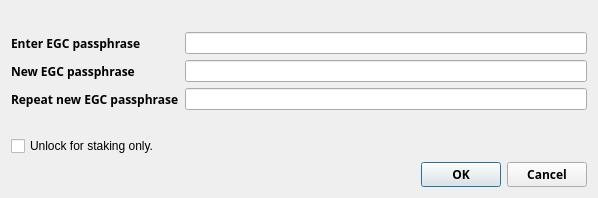
The window that src/qt/forms/askpassphrasedialog.ui (EverGreenCoinDev/EverGreenCoin) describes before a commit, drawn with Qt 5.
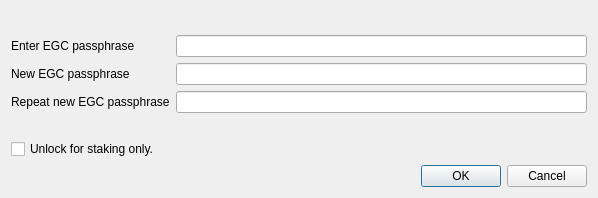
The same window after the commit.

Commit message: Remove typola

Diff of the .ui file:
```diff
--- a/src/qt/forms/askpassphrasedialog.ui
+++ b/src/qt/forms/askpassphrasedialog.ui
@@ -57,9 +57,8 @@
       <widget class="QLabel" name="passLabel2">
        <property name="font">
         <font>
-         <family>Typola</family>
-         <weight>75</weight>
-         <bold>true</bold>
+         <weight>50</weight>
+         <bold>false</bold>
          <stylestrategy>PreferAntialias</stylestrategy>
         </font>
        </property>
@@ -84,9 +83,8 @@
       <widget class="QLabel" name="passLabel3">
        <property name="font">
         <font>
-         <family>Typola</family>
-         <weight>75</weight>
-         <bold>true</bold>
+         <weight>50</weight>
+         <bold>false</bold>
          <stylestrategy>PreferAntialias</stylestrategy>
         </font>
        </property>
@@ -128,9 +126,8 @@
       <widget class="QLabel" name="passLabel1">
        <property name="font">
         <font>
-         <family>Typola</family>
-         <weight>75</weight>
-         <bold>true</bold>
+         <weight>50</weight>
+         <bold>false</bold>
          <stylestrategy>PreferAntialias</stylestrategy>
         </font>
        </property>
@@ -161,9 +158,8 @@
     <widget class="QDialogButtonBox" name="buttonBox">
      <property name="font">
       <font>
-       <family>Typola</family>
-       <weight>75</weight>
-       <bold>true</bold>
+       <weight>50</weight>
+       <bold>false</bold>
        <stylestrategy>PreferAntialias</stylestrategy>
       </font>
      </property>
```
The commit also changes 15 other files.
